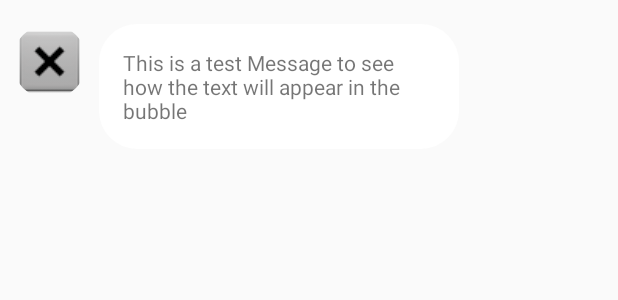
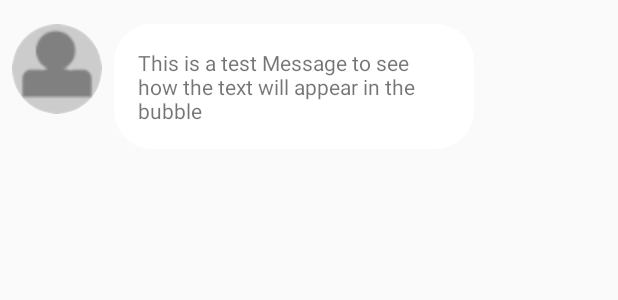
Before and after one commit to Infinility/firemessage, an Android app: the layout item_chatlog_friends_message.xml on its own in the app's theme, with its tools: preview values and no code run, on a phone screen of 412 x 824 dp. Shown: the top 300 px of the screen. Run offline under Robolectric (Android 15) with nearby library versions, the phone set to English and light mode, and no system bars.

Commit message:
Add placeholder profile images

```diff
--- a/app/src/main/java/com/sourtime/www/firemessage/activities/LatestMessagesActivity.kt
+++ b/app/src/main/java/com/sourtime/www/firemessage/activities/LatestMessagesActivity.kt
@@ -90,7 +90,6 @@ class LatestMessagesActivity : AppCompatActivity() {
                         userid = mapmsg["fromid"].toString()
                         Log.d(TAG, "latest is friend: $userid")
                     }
-
                     updateAdapter(userid, message)
                 }
             }
@@ -127,10 +126,8 @@ class LatestMessagesActivity : AppCompatActivity() {
                             startActivity(intent)
                         }
 
-
                         recyclerView_latest_messages.adapter = adapter
 //                        recyclerView_latest_messages.addItemDecoration(DividerItemDecoration(this, DividerItemDecoration.VERTICAL))
-
                     }
                 }
                 .addOnFailureListener {
--- a/app/src/main/res/layout/activity_chat_log.xml
+++ b/app/src/main/res/layout/activity_chat_log.xml
@@ -5,7 +5,8 @@
     android:layout_width="match_parent"
     android:layout_height="match_parent"
     tools:context=".activities.ChatLogActivity"
-    android:background="@android:color/white">
+    android:background="#f9f7f2"
+    >
 
     <EditText
         android:id="@+id/editText_chatlog"
@@ -41,7 +42,7 @@
         android:layout_height="0dp"
         android:layout_marginBottom="16dp"
         app:layoutManager="android.support.v7.widget.LinearLayoutManager"
-        android:background="@android:color/white"
+        android:background="#f9f7f2"
         app:layout_constraintBottom_toTopOf="@+id/sendButton_chatlog"
         app:layout_constraintEnd_toEndOf="parent"
         app:layout_constraintStart_toStartOf="parent"
--- a/app/src/main/res/layout/activity_main.xml
+++ b/app/src/main/res/layout/activity_main.xml
@@ -8,7 +8,7 @@
     android:background="@android:color/white"
     tools:context=".activities.SignupActivity">
 
-    <ImageButton
+    <de.hdodenhof.circleimageview.CircleImageView
         android:id="@+id/btnSelectPhoto"
         android:layout_width="150dp"
         android:layout_height="150dp"
@@ -18,12 +18,13 @@
         app:layout_constraintEnd_toEndOf="parent"
         app:layout_constraintStart_toStartOf="parent"
         app:layout_constraintTop_toTopOf="parent"
-        app:srcCompat="@mipmap/menu_logo" />
+        app:srcCompat="@mipmap/blank_profile_add_photo" />
 
     <de.hdodenhof.circleimageview.CircleImageView
         android:id="@+id/circleViewPhoto"
         android:layout_width="150dp"
         android:layout_height="150dp"
+        android:src="@mipmap/blank_profile_add_round"
         app:civ_border_width="4dp"
         app:layout_constraintBottom_toBottomOf="@+id/btnSelectPhoto"
         app:layout_constraintEnd_toEndOf="@+id/btnSelectPhoto"
--- a/app/src/main/res/layout/item_chatlog_friends_message.xml
+++ b/app/src/main/res/layout/item_chatlog_friends_message.xml
@@ -22,11 +22,12 @@
 
     <de.hdodenhof.circleimageview.CircleImageView
         android:id="@+id/imageView_chatlog_friend"
-        android:layout_width="50dp"
-        android:layout_height="50dp"
+        android:layout_width="60dp"
+        android:layout_height="60dp"
         android:layout_marginStart="8dp"
         android:layout_marginTop="8dp"
         app:layout_constraintStart_toStartOf="parent"
         app:layout_constraintTop_toTopOf="parent"
-        app:srcCompat="@android:drawable/btn_dialog" />
+        android:src="@mipmap/blank_profile_round"
+        />
 </android.support.constraint.ConstraintLayout>
--- a/app/src/main/res/layout/item_latest_message.xml
+++ b/app/src/main/res/layout/item_latest_message.xml
@@ -21,15 +21,15 @@
 
         <de.hdodenhof.circleimageview.CircleImageView
             android:id="@+id/imageView_latest_messages_profile"
-            android:layout_width="64dp"
-            android:layout_height="64dp"
+            android:layout_width="60dp"
+            android:layout_height="60dp"
             android:layout_marginBottom="8dp"
             android:layout_marginStart="24dp"
             android:layout_marginTop="8dp"
             app:layout_constraintBottom_toBottomOf="parent"
             app:layout_constraintStart_toStartOf="parent"
             app:layout_constraintTop_toTopOf="parent"
-            app:srcCompat="@android:drawable/btn_star_big_on" />
+            android:src="@mipmap/blank_profile_round" />
 
         <TextView
             android:id="@+id/tv_latest_message_username"
--- a/app/src/main/res/layout/item_user_row.xml
+++ b/app/src/main/res/layout/item_user_row.xml
@@ -42,7 +42,7 @@
         android:layout_height="60dp"
         android:layout_marginStart="16dp"
         android:layout_marginTop="16dp"
-        android:src="@android:drawable/gallery_thumb"
+        android:src="@mipmap/blank_profile_round"
         app:layout_constraintStart_toStartOf="parent"
         app:layout_constraintTop_toTopOf="parent" />
 </android.support.constraint.ConstraintLayout>
```
Also changed, not shown: app/src/main/res/layout/item_chatlog_users_message.xml (+4 -3 lines), app/src/main/res/mipmap-xhdpi/blank_profile_add_photo.png (added), app/src/main/res/mipmap-xhdpi/blank_profile_add_photo_square.png (added), app/src/main/res/mipmap-xhdpi/blank_profile_round.png (added), app/src/main/res/mipmap-xxhdpi/blank_profile_add_round.png (added).
